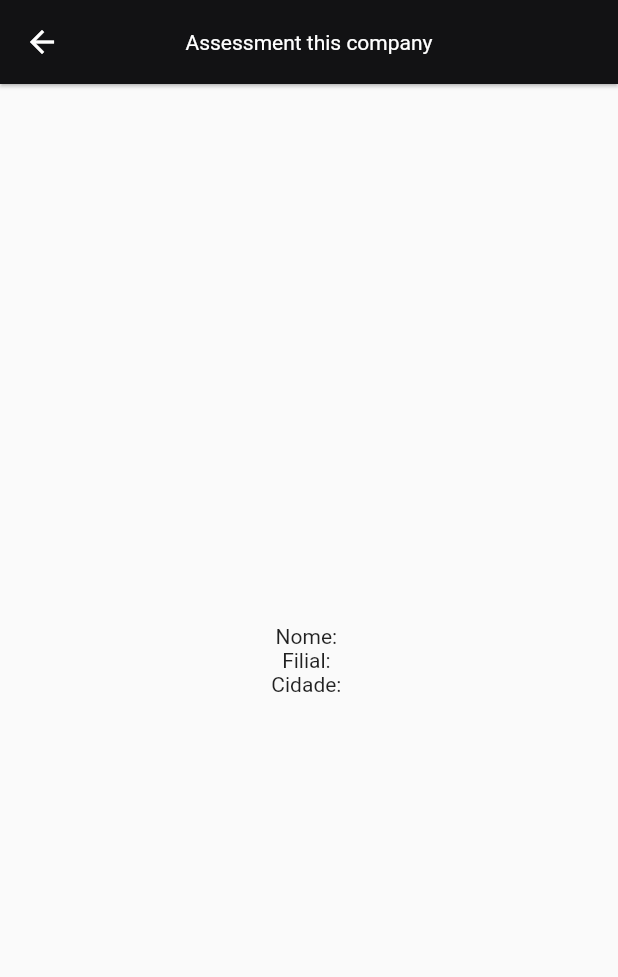
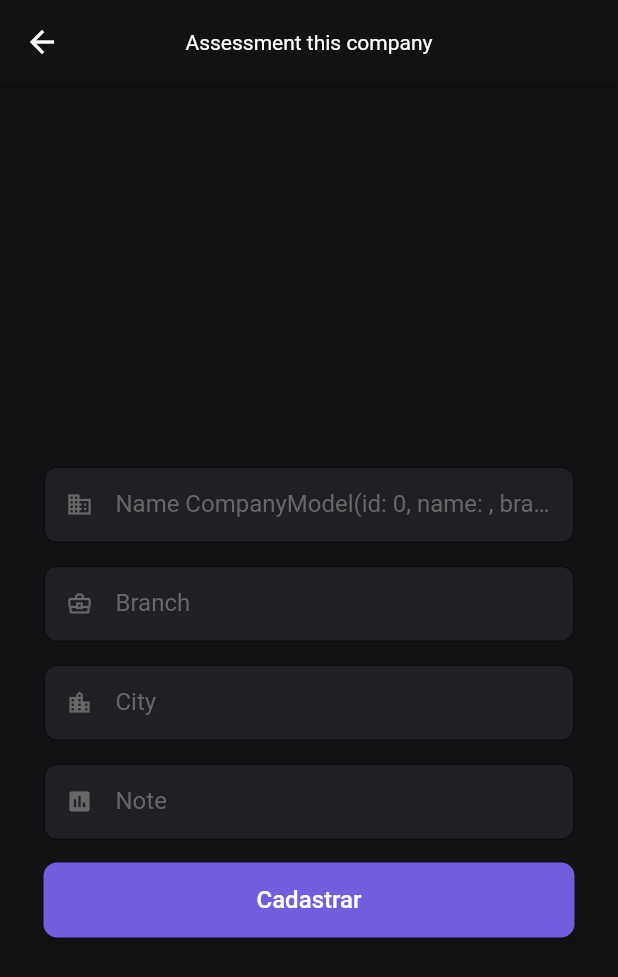
Before and after one commit to ub-system/avalie, a Flutter app: the InfoCompanyPage screen opened directly with empty values, on a phone screen of 412 x 824 dp. Shown: the top 977 px of the screen. Run offline on Flutter 3.47's test engine with Material 2 defaults, Android fonts, the phone set to English and light mode, and no system bars; our stand-ins replace dio, fluttertoast, get, shared_preferences; accounts and stored records are empty.

Commit message:
estrutura do info company

```diff
--- a/lib/app/pages/home/info_company.dart
+++ b/lib/app/pages/home/info_company.dart
@@ -1,27 +1,121 @@
 import 'package:flutter/material.dart';
+import 'package:get/get.dart';
 
+import '../../controllers/assessment_controller.dart';
+import '../../core/config/app_colors.dart';
+import '../../core/widgets/text_field_widget.dart';
 import '../../models/company_model.dart';
 
 class InfoCompanyPage extends StatelessWidget {
-  const InfoCompanyPage({Key? key, required this.companyModel}) : super(key: key);
+  InfoCompanyPage({Key? key, required this.companyModel}) : super(key: key);
 
-   final CompanyModel companyModel;
+  final CompanyModel companyModel;
+
+  final _formKey = GlobalKey<FormState>();
+  final nameTExtController = TextEditingController();
+  final branchTExtController = TextEditingController();
+  final cityTExtController = TextEditingController();
+  final noteTExtController = TextEditingController();
+
+  //final controllerCompany = Get.find<CompanyController>();
+  final controller = Get.find<AssessmentController>();
 
  @override
   Widget build(BuildContext context) {
+    final size = MediaQuery.of(context).size;
     // Use as informações do CompanyModel aqui
     return Scaffold(
       appBar: AppBar(
         title: const Text('Assessment this company'),
       ),
-      body: Center(
-        child: Column(
-          mainAxisAlignment: MainAxisAlignment.center,
-          children: [
-            Text('Nome: ${companyModel.name}'),
-            Text('Filial: ${companyModel.branch}'),
-            Text('Cidade: ${companyModel.city}'),
-          ],
+      backgroundColor: AppColors.background,
+      body: Container(
+        child: SingleChildScrollView(
+          child: SizedBox(
+            height: size.height,
+            width: size.width,
+            child: Column(
+              mainAxisAlignment: MainAxisAlignment.center,
+              children: [
+                // Formulário
+                Padding(
+                  padding: const EdgeInsets.all(29.0),
+                  child: Form(
+                    key: _formKey,
+                    child: Column(
+                      crossAxisAlignment: CrossAxisAlignment.stretch,
+                      children: [
+                        // Nome
+                        TextFieldWidget(
+                          controller: nameTExtController,
+                          icon: Icons.business,
+                          label: 'Name $companyModel.name',
+                        ),
+
+                        // Ramo
+                        TextFieldWidget(
+                          controller: branchTExtController,
+                          icon: Icons.business_center_outlined,
+                          label: 'Branch',
+                        ),
+
+                        // Cidade
+                        TextFieldWidget(
+                          controller: cityTExtController,
+                          icon: Icons.location_city,
+                          label: 'City'+companyModel.city
+                        ),
+
+                        // Nota
+                        TextFieldWidget(
+                          controller: noteTExtController,
+                          icon: Icons.assessment,
+                          label: 'Note',
+                          textInputType: TextInputType.number,
+                          onSaved: (value) {
+                            controller.assessment.note = int.tryParse(value!);
+                          },
+                        ),
+
+                        // Botão de entrar
+                        SizedBox(
+                          height: 50,
+                          child: GetX<AssessmentController>(builder: (controller) {
+                            return ElevatedButton(
+                              style: ElevatedButton.styleFrom(
+                                backgroundColor: AppColors.primary,
+                                shape: RoundedRectangleBorder(
+                                  borderRadius: BorderRadius.circular(9),
+                                ),
+                              ),
+                              onPressed: controller.isLoading.value == true
+                                  ? null
+                                  : () {
+                                      FocusScope.of(context).unfocus();
+
+                                      if (_formKey.currentState!.validate()) {
+                                        _formKey.currentState!.save();
+
+                                        controller.post();
+                                      }
+                                    },
+                              child: controller.isLoading.value == true
+                                  ? const CircularProgressIndicator(
+                                      backgroundColor: Colors.white)
+                                  : const Text(
+                                      'Cadastrar',
+                                      style: TextStyle(fontSize: 16),
+                                    ),
+                            );
+                          }),
+                        ),
+                      ],
+                    ),
+                  ),
+                ),
+              ],
+            ),
+          ),
         ),
       ),
     );
```
